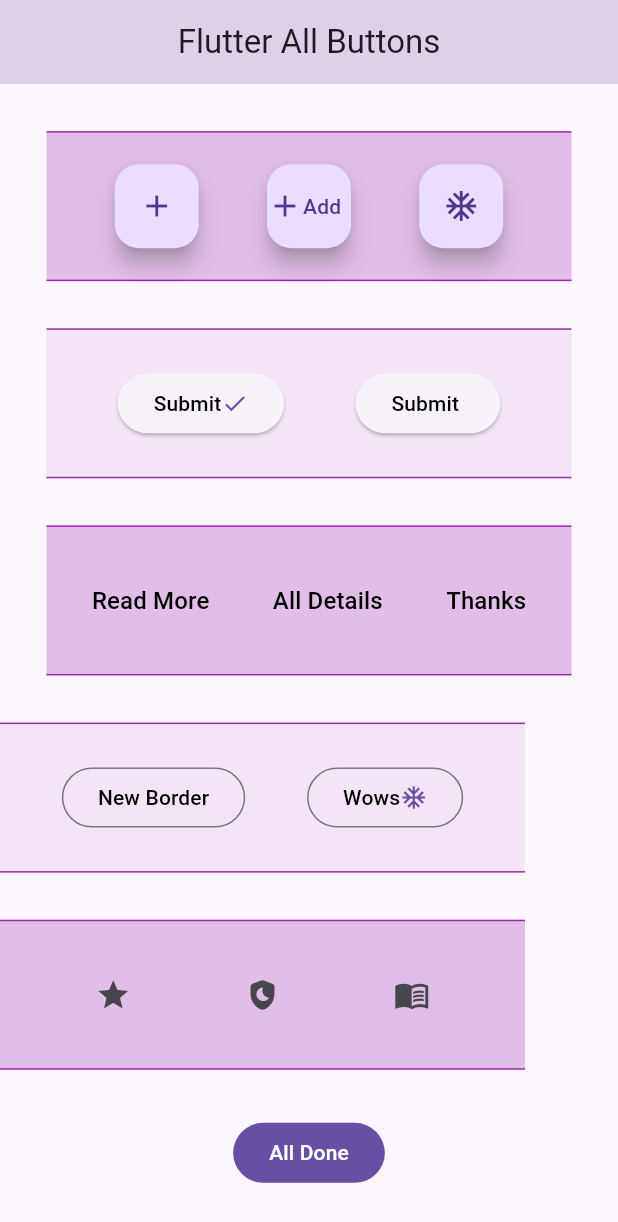
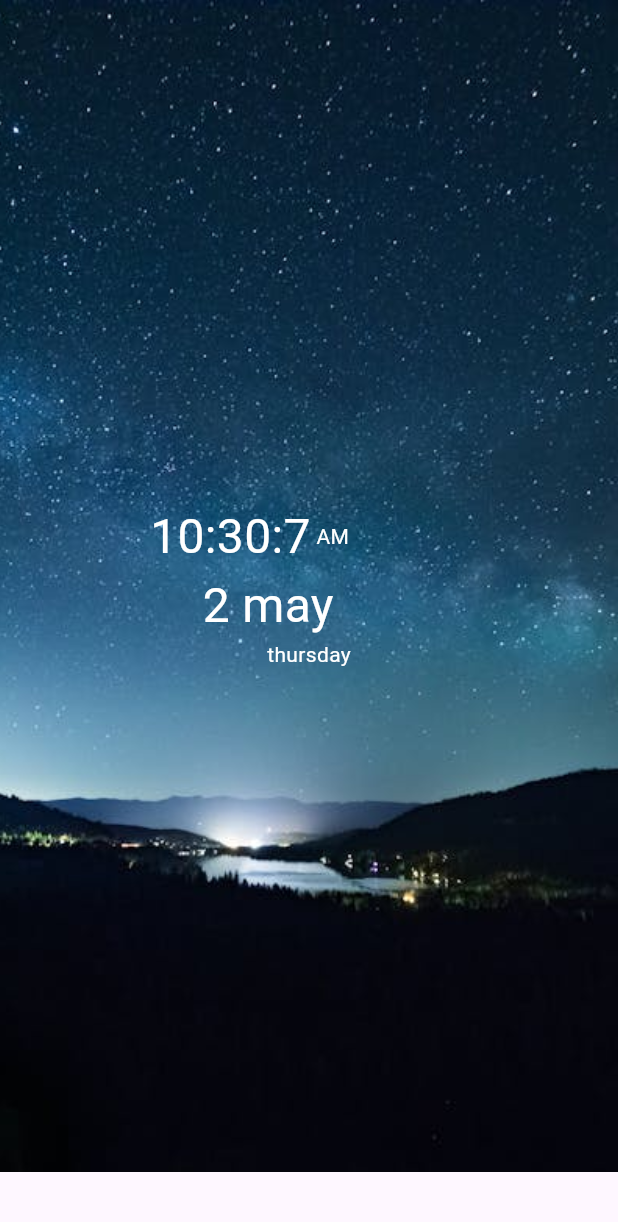
Before and after one commit to Krupaparmar30/timer_daily_task, a Flutter app: the screen it shows after launch, on a phone screen of 412 x 824 dp. Shown: the top 1222 px of the screen. Run offline on Flutter 3.47's test engine with Material 3 defaults, Android fonts, the phone set to English and light mode, and no system bars.

Commit message:
2/5/2024

```diff
--- /dev/null
+++ b/lib/daliy_task/Gigital_Time_Clock/digitalclock.dart
@@ -0,0 +1,147 @@
+import 'dart:async';
+
+import 'package:flutter/material.dart';
+
+class digitalclockPage extends StatefulWidget {
+  const digitalclockPage({super.key});
+
+  @override
+  State<digitalclockPage> createState() => _digitalclockPageState();
+}
+
+class _digitalclockPageState extends State<digitalclockPage> {
+  @override
+  Widget build(BuildContext context) {
+    Timer.periodic(Duration(seconds: 1), (timer) {
+
+     setState(() {
+       dateTime=DateTime.now();
+       if(dateTime.hour>12)
+         {
+           time='PM';
+         }
+       else{
+         time='AM';
+       }
+       switch(dateTime.weekday)
+       {
+         case 1:
+           day = 'monday';
+            break;
+         case 2:
+           day='tuesday';
+           break;
+         case 3:
+           day='wednesday';
+           break;
+         case 4:
+           day='thursday';
+           break;
+         case 5:
+           day='friday';
+           break;
+         case 6:
+           day='saturday';
+           break;
+         case 7:
+           day='sunday'; break;
+
+       }
+       switch(dateTime.month)
+           {
+         case 1:
+           month='january';
+         case 2:
+           month='february';
+         case 3:
+           month='march';
+         case 4:
+           month='april';
+         case 5:
+           month='may';
+         case 6:
+           month='june';
+         case 7:
+           month='july';
+         case 8:
+           month='august';
+         case 9:
+           month='september';
+         case 10:
+           month='october';
+         case 11:
+           month='november';
+         case 12:
+           month='december';
+       }
+
+     });
+
+
+
+    });
+    return Scaffold(
+      body: Column(
+        children: [
+          Container(
+            height: 781,
+            width: 500,
+            decoration: BoxDecoration(
+              color: Colors.pink,
+              image: DecorationImage(
+                fit: BoxFit.cover,
+                image: AssetImage(
+                       'assets/images/sky2.jpeg'
+                )
+              )
+            ),
+            child: Center(
+              child: Column(
+                mainAxisAlignment: MainAxisAlignment.center,
+                children: [
+                  // Text('${dateTime.day}:${dateTime.month}',style: TextStyle(
+                  //   color: Colors.white,
+                  //   fontSize: 32
+                  // ),),
+                Padding(
+                  padding: const EdgeInsets.only(left: 100),
+                  child: Row(
+                    children: [
+                      Text('${dateTime.hour%12}:${dateTime.minute}:${dateTime.second}',style: TextStyle(
+                          color: Colors.white,
+                          fontSize: 32
+                      ),),
+                      Text(' $time',style: TextStyle(
+                          color: Colors.white
+                      ),),
+                    ],
+                  ),
+                ),
+
+
+
+                 Padding(
+                   padding: const EdgeInsets.only(left:135),
+                   child: Row(
+                     children: [
+                       Text('${dateTime.day} $month',style: TextStyle(fontSize: 32, color: Colors.white),
+
+                       ),
+
+                     ],
+                   ),
+                 ),
+                  Text('${day}',style: TextStyle(color: Colors.white),)
+                ],
+              ),
+            ),
+          )
+        ],
+      ),
+    );
+  }
+}
+DateTime dateTime=DateTime.now();
+String day = '';
+String month='';
+String time='';
--- a/lib/main.dart
+++ b/lib/main.dart
@@ -1,18 +1,21 @@
 import 'package:flutter/material.dart';
+import 'package:timer_daily_task/daliy_task/Gigital_Time_Clock/digitalclock.dart';
 import 'package:timer_daily_task/daliy_task/flutter_buttons/fluffer_button.dart';
 void main()
 {
-  runApp(buttonsApp());
+  runApp(digitalApp());
 }
-class buttonsApp extends StatelessWidget {
-  const buttonsApp({super.key});
+class digitalApp extends StatelessWidget {
+  const digitalApp({super.key});
 
   @override
   Widget build(BuildContext context) {
     return MaterialApp(
       debugShowCheckedModeBanner: false,
       routes: {
-        '/':(context) => buttonsPage(),
+        // '/':(context) => buttonsPage(),
+        '/':(context) => digitalclockPage(),
+
       },
     );
   }
--- a/pubspec.yaml
+++ b/pubspec.yaml
@@ -62,6 +62,9 @@ flutter:
   # assets:
   #   - images/a_dot_burr.jpeg
   #   - images/a_dot_ham.jpeg
+  assets:
+    - assets/images/
+
 
   # An image asset can refer to one or more resolution-specific "variants", see
   # https://flutter.dev/assets-and-images/#resolution-aware
```
Also changed, not shown: assets/images/sky2.jpeg (added).
